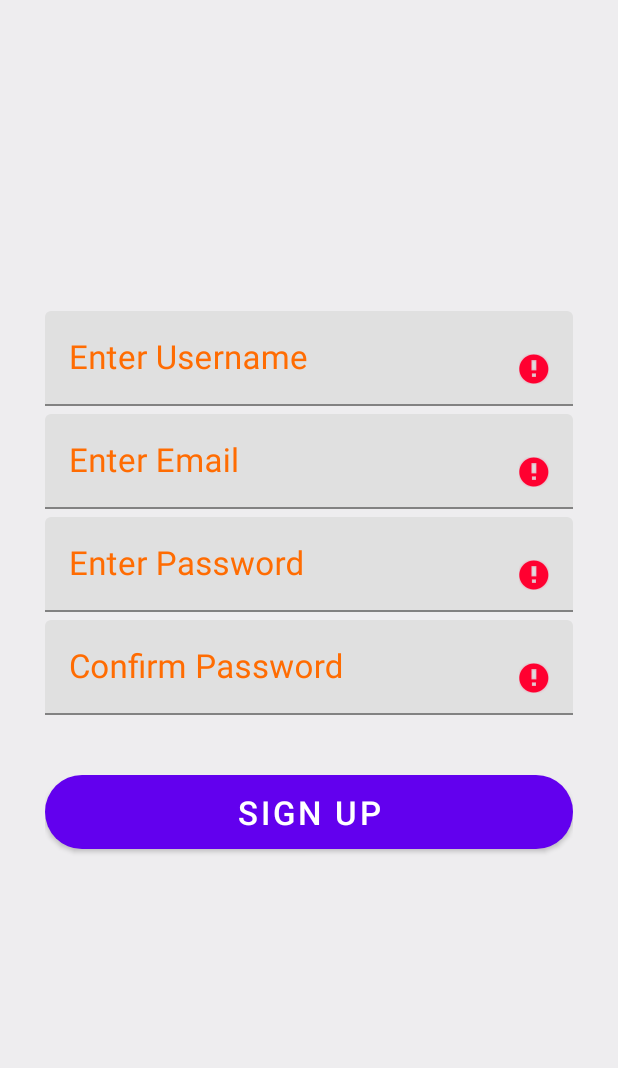
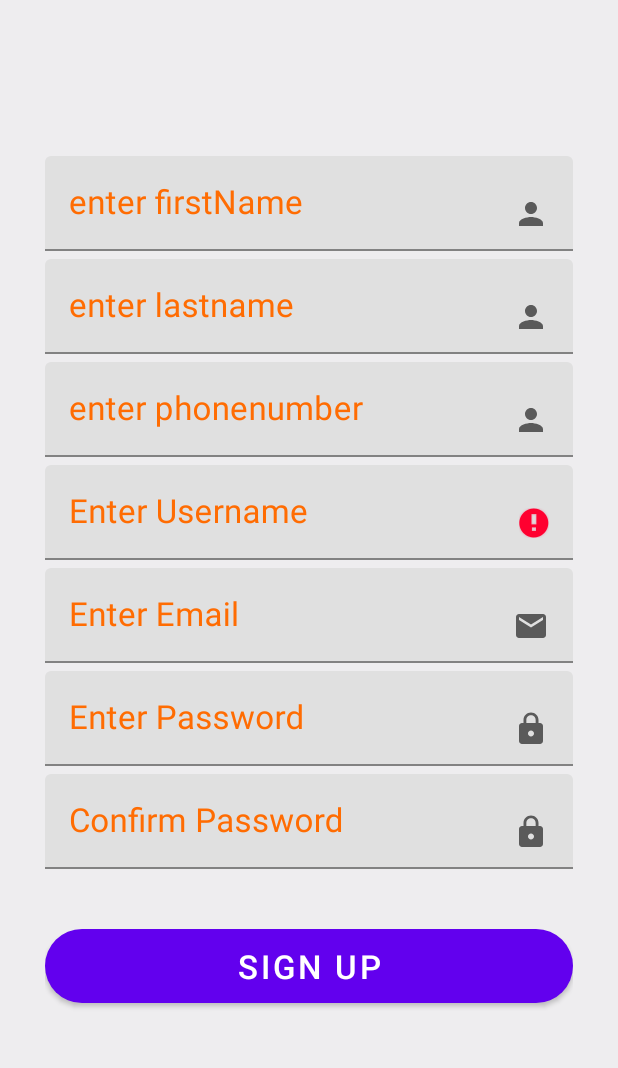
Before and after one commit to romashka1999/chat_mobile, an Android app: the SignUpFragment screen opened through its navigation route, after a tap on "SIGN UP", on a phone screen of 412 x 824 dp, the part 84-1152 px from its top. Run offline under Robolectric (Android 15) with nearby library versions, the phone set to English and light mode, and no system bars.

Commit message:
fix login register

```diff
--- a/app/src/main/java/com/example/chat_mobile/application/RetrofitBuilder.kt
+++ b/app/src/main/java/com/example/chat_mobile/application/RetrofitBuilder.kt
@@ -8,7 +8,7 @@ object RetrofitBuilder {
         build()
     }
 
-    private const val BASE_URL = "http://10.0.2.2:8080"
+    private const val BASE_URL = "http://10.0.2.2:3000"
     private lateinit var INSTANCE: Retrofit
 
     private fun build() {
--- a/app/src/main/java/com/example/chat_mobile/dto/SignInDto.kt
+++ b/app/src/main/java/com/example/chat_mobile/dto/SignInDto.kt
@@ -2,6 +2,6 @@ package com.example.chat_mobile.dto
 
 
 data class SignInDto (
-    val username: String,
+    val accountIdentity: String,
     val password: String
 )
--- a/app/src/main/java/com/example/chat_mobile/dto/SignUpDto.kt
+++ b/app/src/main/java/com/example/chat_mobile/dto/SignUpDto.kt
@@ -1,7 +1,12 @@
 package com.example.chat_mobile.dto
 
+import java.util.*
+
 data class SignUpDto (
+    val firstName: String,
+    val lastName: String,
+    val username: String,
     val email: String,
-    val username: String,
-    val password: String
-    )
+    val phoneNumber: String,
+    val password: String,
+)
--- a/app/src/main/java/com/example/chat_mobile/payload/SignUpResponse.kt
+++ b/app/src/main/java/com/example/chat_mobile/payload/SignUpResponse.kt
@@ -1,5 +1,5 @@
 package com.example.chat_mobile.payload
 
 data class SignUpResponse (
-    val answer: String
+    val answer: Boolean
 )
--- a/app/src/main/java/com/example/chat_mobile/service/AuthService.kt
+++ b/app/src/main/java/com/example/chat_mobile/service/AuthService.kt
@@ -12,9 +12,9 @@ import retrofit2.http.Headers
 import retrofit2.http.POST
 
 interface AuthService {
-    @POST("/auth/signup")
+    @POST("/auth/user/signUp")
     fun signUp(@Body signUpDto: SignUpDto): Call<SignUpResponse>
 
-    @POST("/auth/signin")
+    @POST("/auth/user/signIn")
     fun signIn(@Body signInDto: SignInDto): Call<SignInResponse>
 }
--- a/app/src/main/java/com/example/chat_mobile/ui/fragment/SignUpFragment.kt
+++ b/app/src/main/java/com/example/chat_mobile/ui/fragment/SignUpFragment.kt
@@ -11,11 +11,15 @@ import android.widget.Toast
 import androidx.navigation.fragment.findNavController
 import com.example.chat_mobile.R
 import com.example.chat_mobile.dto.SignInDto
+import com.example.chat_mobile.dto.SignUpDto
 import com.example.chat_mobile.view_model.AuthViewModel
 
 
 class SignUpFragment : Fragment() {
     private val authViewModel: AuthViewModel = AuthViewModel()
+    private lateinit var signup_firstname_edit_text: EditText
+    private lateinit var signup_lastname_edit_text: EditText
+    private lateinit var signup_phonenumber_edit_text: EditText
     private lateinit var signup_username_edit_text: EditText
     private lateinit var signup_email_edit_text: EditText
     private lateinit var signup_password_edit_text: EditText
@@ -36,6 +40,9 @@ class SignUpFragment : Fragment() {
     }
 
     private fun initViews(view: View) {
+        signup_firstname_edit_text = view.findViewById(R.id.signup_firstName_edit_text)
+        signup_lastname_edit_text = view.findViewById(R.id.signup_lastName_edit_text)
+        signup_phonenumber_edit_text = view.findViewById(R.id.signup_phoneNumber_edit_text)
         signup_username_edit_text = view.findViewById(R.id.signup_username_edit_text)
         signup_email_edit_text = view.findViewById(R.id.signup_email_edit_text)
         signup_password_edit_text = view.findViewById(R.id.signup_password_edit_text)
@@ -52,20 +59,23 @@ class SignUpFragment : Fragment() {
     }
 
     private fun signUpUser() {
+        val firstName = signup_firstname_edit_text.text.toString()
+        val lastName = signup_lastname_edit_text.text.toString()
+        val phoneNumber = signup_phonenumber_edit_text.text.toString()
         val username = signup_username_edit_text.text.toString()
         val email = signup_email_edit_text.text.toString()
         val password = signup_password_edit_text.text.toString()
         val confirmPassword = signup_confirm_password_edit_text.text.toString()
 
-        if(!validateSignIUp(username, email, password, confirmPassword)) {
+        if(!validateSignIUp(password, confirmPassword)) {
             println("araaa validuri")
             return
         }
-        val signInDto = SignInDto(username, password)
+        val signUpDto = SignUpDto(firstName, lastName, username, email, phoneNumber, password)
 
-        authViewModel.signIn(signInDto)
+        authViewModel.signUp(signUpDto)
 
-        authViewModel.signInLiveData.observe(
+        authViewModel.signUpLiveData.observe(
             viewLifecycleOwner,
             {
                 goToSignInFragment()
@@ -73,7 +83,7 @@ class SignUpFragment : Fragment() {
         )
     }
 
-    private fun validateSignIUp(username: String, email: String, password: String, confirmPassword: String): Boolean {
+    private fun validateSignIUp(password: String, confirmPassword: String): Boolean {
         if(!setFormFieldValidations()) {
             Toast.makeText(context, "Fileds must not be blank", Toast.LENGTH_LONG).show()
             return false
@@ -87,9 +97,12 @@ class SignUpFragment : Fragment() {
 
     private fun setFormFieldValidations(): Boolean {
         var ans: Boolean = validateFiled(signup_username_edit_text)
-        ans = validateFiled(signup_email_edit_text)
-        ans = validateFiled(signup_password_edit_text)
-        ans = validateFiled(signup_confirm_password_edit_text)
+        ans = ans && validateFiled(signup_email_edit_text)
+        ans = ans && validateFiled(signup_password_edit_text)
+        ans = ans && validateFiled(signup_confirm_password_edit_text)
+        ans = ans && validateFiled(signup_firstname_edit_text)
+        ans = ans && validateFiled(signup_lastname_edit_text)
+        ans = ans && validateFiled(signup_phonenumber_edit_text)
         return ans
     }
 
--- a/app/src/main/res/layout/fragment_sign_up.xml
+++ b/app/src/main/res/layout/fragment_sign_up.xml
@@ -14,6 +14,64 @@
         android:orientation="vertical"
         android:padding="30dp"
         tools:context=".ui.fragment.SignInFragment">
+
+
+        <com.google.android.material.textfield.TextInputLayout
+            android:layout_width="match_parent"
+            android:layout_height="wrap_content"
+            android:layout_marginTop="5dp"
+            android:focusable="true"
+            android:focusableInTouchMode="true"
+            android:textColorHint="@color/colorAccent">
+
+            <com.google.android.material.textfield.TextInputEditText
+                android:id="@+id/signup_firstName_edit_text"
+                android:layout_width="match_parent"
+                android:layout_height="wrap_content"
+                android:drawableEnd="@drawable/ic_username"
+                android:ems="10"
+                android:hint="@string/enter_firstname"
+                android:inputType="text"
+                android:textSize="22sp" />
+        </com.google.android.material.textfield.TextInputLayout>
+
+        <com.google.android.material.textfield.TextInputLayout
+            android:layout_width="match_parent"
+            android:layout_height="wrap_content"
+            android:layout_marginTop="5dp"
+            android:focusable="true"
+            android:focusableInTouchMode="true"
+            android:textColorHint="@color/colorAccent">
+
+            <com.google.android.material.textfield.TextInputEditText
+                android:id="@+id/signup_lastName_edit_text"
+                android:layout_width="match_parent"
+                android:layout_height="wrap_content"
+                android:drawableEnd="@drawable/ic_username"
+                android:ems="10"
+                android:hint="@string/enter_lastname"
+                android:inputType="text"
+                android:textSize="22sp" />
+        </com.google.android.material.textfield.TextInputLayout>
+
+        <com.google.android.material.textfield.TextInputLayout
+            android:layout_width="match_parent"
+            android:layout_height="wrap_content"
+            android:layout_marginTop="5dp"
+            android:focusable="true"
+            android:focusableInTouchMode="true"
+            android:textColorHint="@color/colorAccent">
+
+            <com.google.android.material.textfield.TextInputEditText
+                android:id="@+id/signup_phoneNumber_edit_text"
+                android:layout_width="match_parent"
+                android:layout_height="wrap_content"
+                android:drawableEnd="@drawable/ic_username"
+                android:ems="10"
+                android:hint="@string/enter_phonenumber"
+                android:inputType="number"
+                android:textSize="22sp" />
+        </com.google.android.material.textfield.TextInputLayout>
 
 
         <com.google.android.material.textfield.TextInputLayout
--- a/app/src/main/res/values/strings.xml
+++ b/app/src/main/res/values/strings.xml
@@ -14,4 +14,7 @@
     <string name="write_your_message">write your message</string>
     <string name="send">Send</string>
     <string name="submitbutton">submitButton</string>
+    <string name="enter_firstname">enter firstName</string>
+    <string name="enter_lastname">enter lastname</string>
+    <string name="enter_phonenumber">enter phonenumber</string>
 </resources>
```
